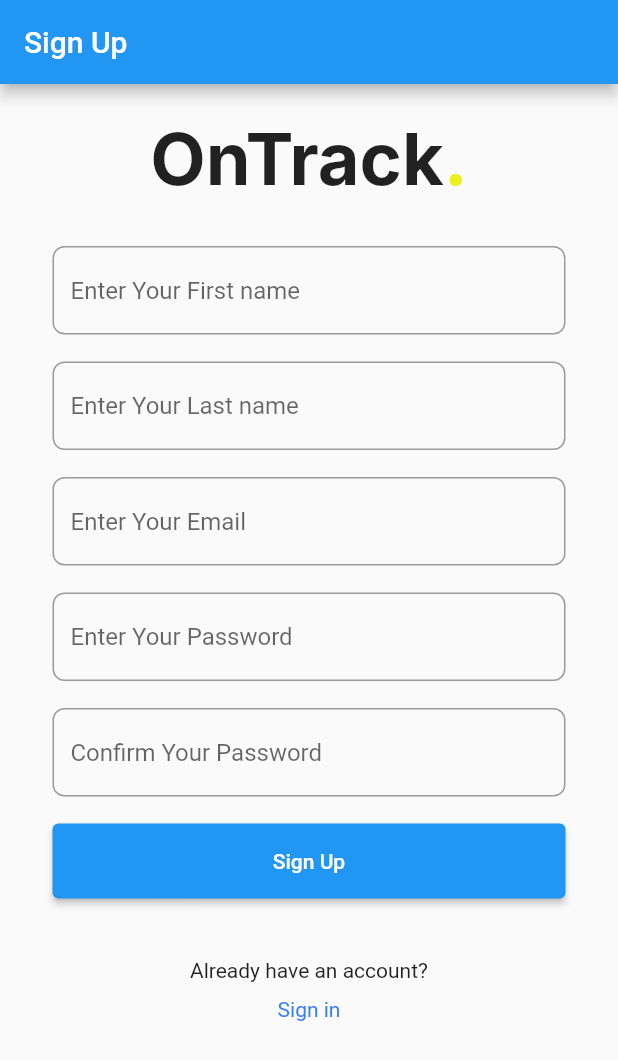
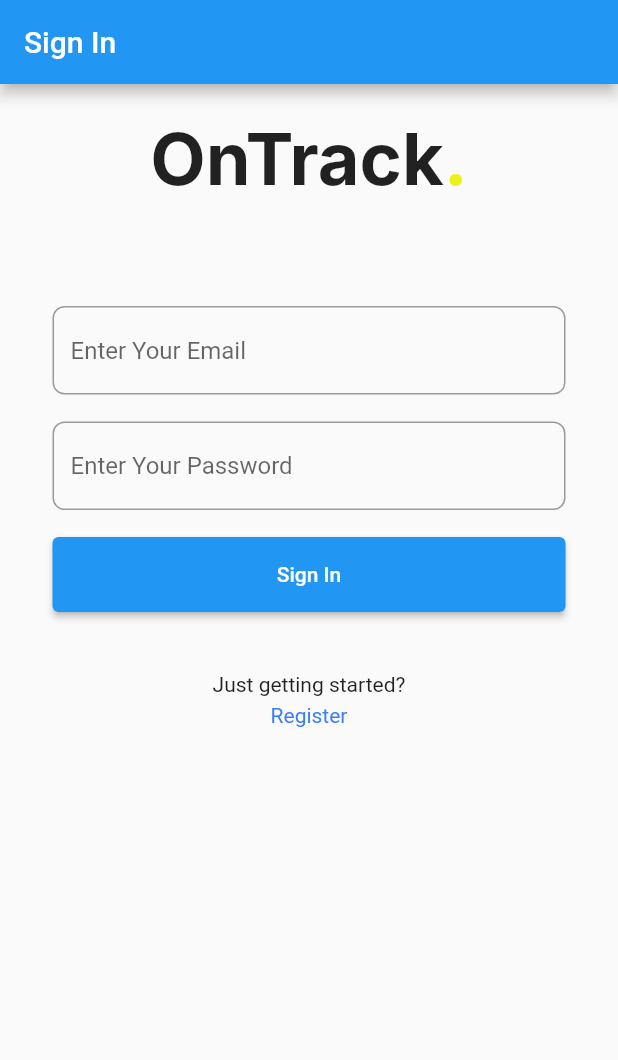
Before and after one commit to TKeji/onTrack, a Flutter app: the screen it shows after launch, on a phone screen of 412 x 824 dp. Shown: the top 1060 px of the screen. Run offline on Flutter 3.47's test engine with Material 2 defaults, Android fonts, the phone set to English and light mode, and no system bars; our stand-ins replace flutter_rating_bar, percent_indicator; Roboto replaces fonts that are missing (Inter).

Commit message:
Update Signup and Signin screens to work with flask backend

```diff
--- a/mobile/lib/src/app.dart
+++ b/mobile/lib/src/app.dart
@@ -14,7 +14,7 @@ class App extends StatelessWidget {
   Widget build(BuildContext context) {
     return MaterialApp(
       debugShowCheckedModeBanner: false,
-      home: SignUp(),
+      home: SignIn(),
       routes: {
         // When navigating to the "/" route, build the FirstScreen widget.
         '/sign-up': (context) => SignUp(),
--- a/mobile/lib/src/data.dart
+++ /dev/null
@@ -1 +0,0 @@
-var courses = [];
--- a/mobile/lib/src/endpoints.dart
+++ b/mobile/lib/src/endpoints.dart
@@ -8,7 +8,7 @@ final String host = '10.0.2.2:5000';
 var endpoints = {'register': '/api/auth/register'};
 
 // registerUser(firstname, lastname, password, email) async{
-registerUser(NewUser user) async {
+registerUser(User user) async {
   print('Sending Post Request for New user');
   // Encode User tinto json
   String jsonUser = convert.jsonEncode(user);
--- a/mobile/lib/src/models/user.dart
+++ b/mobile/lib/src/models/user.dart
@@ -1,20 +1,30 @@
+class User {
+  final String firstname;
+  final String lastname;
+  final String password;
+  final String email;
 
-class NewUser {
-  String firstname = '';
-  String lastname = '';
-  String password = '';
-  String email = '';
+  User(this.firstname, this.lastname, this.email, this.password);
 
-  NewUser(this.firstname, this.lastname,this.email, this.password);
+  User.fromJson(Map<String, dynamic> json)
+      : firstname = json['firstname'],
+        lastname = json['lastname'],
+        password = json['password'],
+        email = json['email'];
 
-  toString(){
+  Map<String, dynamic> toJson() => {
+        'firstname': firstname,
+        'lastname': lastname,
+        'password': password,
+        'email': email,
+      };
+
+  Map<String, dynamic> toLoginJson() => {
+        'email': email,
+        'password': password,
+      };
+
+  toString() {
     return 'User<${this.firstname}, ${this.lastname}, ${this.email}, ${this.password}>';
   }
-
-  Map<String, dynamic> toJson() => {
-    'firstname': firstname,
-    'lastname': lastname,
-    'password': password,
-    'email': email,
-  };
 }
--- a/mobile/lib/src/screens/sign_in.dart
+++ b/mobile/lib/src/screens/sign_in.dart
@@ -2,9 +2,7 @@ import 'package:flutter/material.dart';
 import '../widgets/logo.dart';
 import '../widgets/sign_in_form.dart';
 
-
 class SignIn extends StatefulWidget {
-
   @override
   _SignInState createState() => _SignInState();
 }
@@ -13,22 +11,22 @@ class _SignInState extends State<SignIn> {
   @override
   Widget build(BuildContext context) {
     return Scaffold(
-      appBar: AppBar(title: Text("Sign In"),),
+        appBar: AppBar(
+          title: Text("Sign In"),
+        ),
         body: Container(
           padding: EdgeInsets.fromLTRB(35.0, 20.0, 35.0, 45.0),
           child: SingleChildScrollView(
             child: Column(
               children: [
-                              Row(
-                                mainAxisAlignment: MainAxisAlignment.center,
-                                children: [AppLogo(),]
-                              ),
+                Row(mainAxisAlignment: MainAxisAlignment.center, children: [
+                  AppLogo(),
+                ]),
                 SizedBox(height: 70.0),
                 SignInForm(),
               ],
             ),
           ),
-      )
-    );
+        ));
   }
 }
--- a/mobile/lib/src/screens/sign_up.dart
+++ b/mobile/lib/src/screens/sign_up.dart
@@ -2,33 +2,29 @@ import 'package:flutter/material.dart';
 import '../widgets/logo.dart';
 import '../widgets/sign_up_form.dart';
 
-
-class SignUp extends StatefulWidget {
-
-  @override
-  _SignUpState createState() => _SignUpState();
-}
-
-class _SignUpState extends State<SignUp> {
+class SignUp extends StatelessWidget {
   @override
   Widget build(BuildContext context) {
     return Scaffold(
-      appBar: AppBar(title: Text("Sign Up"),),
+        appBar: AppBar(
+          title: Text("Sign Up"),
+        ),
         body: Container(
-        padding: EdgeInsets.fromLTRB(35.0, 20.0, 35.0, 45.0),
+          padding: EdgeInsets.fromLTRB(35.0, 10.0, 35.0, 0.0),
           child: SingleChildScrollView(
             child: Column(
               children: [
                 Row(
                   mainAxisAlignment: MainAxisAlignment.center,
-                                children: [AppLogo(),]
+                  children: [
+                    AppLogo(),
+                  ],
                 ),
-                              SizedBox(height: 30.0),
+                SizedBox(height: 20.0),
                 SignUpForm(),
               ],
             ),
           ),
-      )
-    );
+        ));
   }
 }
--- a/mobile/lib/src/widgets/sign_up_form.dart
+++ b/mobile/lib/src/widgets/sign_up_form.dart
@@ -1,6 +1,5 @@
-import 'package:flutter/gestures.dart';
 import 'package:flutter/material.dart';
-import '../endpoints.dart';
+import '../services/auth.dart' show registerUser;
 import '../models/user.dart';
 
 class SignUpForm extends StatefulWidget {
@@ -40,38 +39,18 @@ class _SignUpFormState extends State<SignUpForm> {
               isPassword: true),
           SizedBox(height: 18.0),
 
-          // //! Button Here
-          // Row(
-          //   children: [
-          //     Expanded(
-          //       child: ElevatedButton(
-          //           onPressed: (){
-          //             print('sign up button was pressed');
-          //             print(_email);
-          //             _formKey.currentState.save();
-          //             NewUser user = NewUser(_firstname, _lastname, _email, _password);
-          //             registerUser(user);
-          //           },
-          //           child: Text('Sign Up'),
-          //         ),
-          //     ),
-
-          //   ],
-          // ),
           ConstrainedBox(
             constraints:
                 BoxConstraints.tightFor(width: double.maxFinite, height: 50),
             child: ElevatedButton(
-              onPressed: () {
-                print('sign up button was pressed');
-                print(_email);
+              onPressed: () async {
+                // Save the states of each input
                 _formKey.currentState.save();
-                NewUser user =
-                    NewUser(_firstname, _lastname, _email, _password);
-                registerUser(user);
-
-                // TODO: Make sure user is created
-                Navigator.pushReplacementNamed(context, '/my-courses');
+                User user = User(_firstname, _lastname, _email, _password);
+                if (await registerUser(user)) {
+                  return Navigator.pushReplacementNamed(context, '/my-courses');
+                }
+                print('Register User Failded');
               },
               child: Text('Sign Up'),
             ),
@@ -79,13 +58,10 @@ class _SignUpFormState extends State<SignUpForm> {
           SizedBox(height: 40.0),
 
           Text('Already have an account?'),
-          SizedBox(
-            height: 10.0,
-          ),
+          SizedBox(height: 8.0),
 
           GestureDetector(
             onTap: () {
-              print('Go to Sign in');
               Navigator.popAndPushNamed(context, '/sign-in');
             },
             child: Text(
@@ -99,7 +75,8 @@ class _SignUpFormState extends State<SignUpForm> {
     );
   }
 
-  generateFormField(String hint, saveFunc, {isPassword: false, isEmail: true}) {
+  Widget generateFormField(String hint, saveFunc,
+      {isPassword: false, isEmail: true}) {
     return TextFormField(
       //* To get the Borders around field
       decoration: InputDecoration(
@@ -110,7 +87,6 @@ class _SignUpFormState extends State<SignUpForm> {
             borderRadius: BorderRadius.circular(8.0),
             borderSide: BorderSide(color: Colors.black38)),
         hintText: hint,
-        // contentPadding: EdgeInsets.only(top:0.5),
       ),
       obscureText: isPassword ? true : false,
       keyboardType: isEmail ? TextInputType.emailAddress : TextInputType.text,
```
Also changed, not shown: mobile/lib/src/global_data.dart (added, +12 -0 lines), mobile/lib/src/services/auth.dart (added, +60 -0 lines), mobile/lib/src/widgets/sign_in_form.dart (+14 -20 lines). Lines whose indentation alone changed are shown as unchanged.
